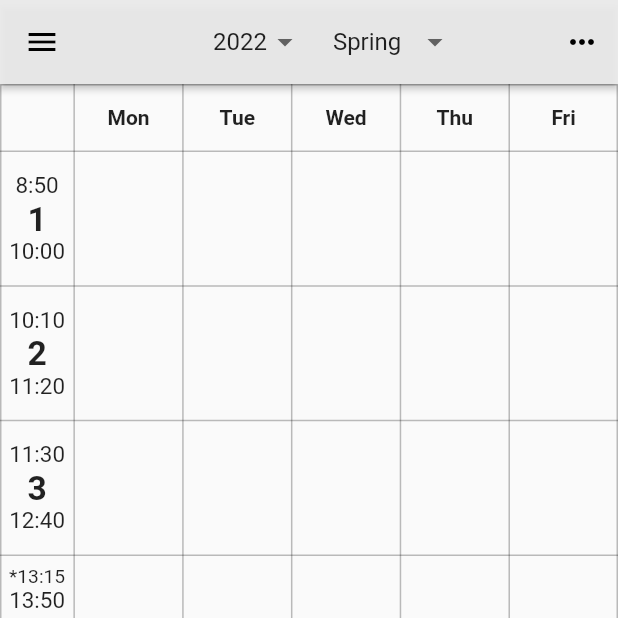
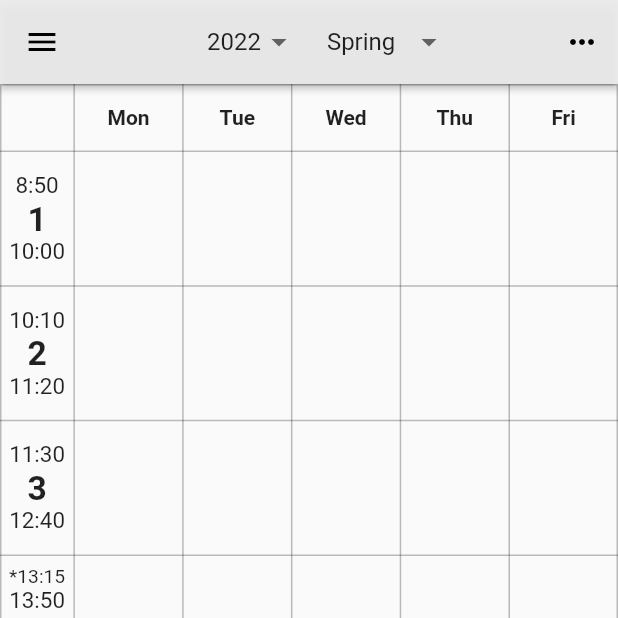
Before and after one commit to RRRGR/ICUApp, a Flutter app: the Timetable screen opened directly, on a phone screen of 412 x 824 dp, the top half of it. Run offline on Flutter 3.47's test engine with Material 2 defaults, Android fonts, the phone set to English and light mode, and no system bars; our stand-ins replace cloud_firestore, firebase_auth, firebase_core, flutter_riverpod, google_mobile_ads, google_sign_in and 1 more; missing offline and left inert: flutter_cached_pdfview, flutter_inappwebview; accounts and stored records are empty; network calls fail.

Commit message:
change spacing of app bar

```diff
--- a/lib/screen/timetable.dart
+++ b/lib/screen/timetable.dart
@@ -59,7 +59,7 @@ class TimetableState extends ConsumerState<Timetable> {
                   crossAxisAlignment: CrossAxisAlignment.center,
                   children: const <Widget>[
                     SizedBox(
-                      width: 20,
+                      width: 12,
                     ),
                     YearButton(),
                     SeasonButton(),
```
